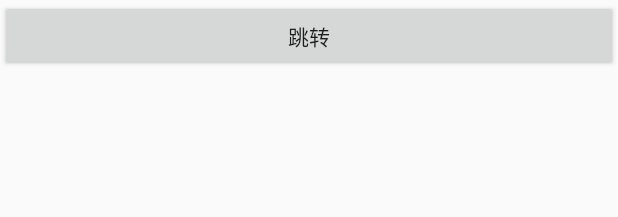
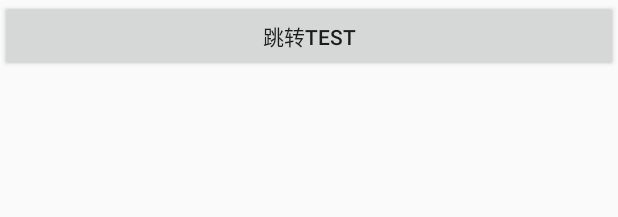
Before and after one commit to kongrui0414/CampusTradingPlatform, an Android app: the layout activity_main.xml on its own in the app's theme, with its tools: preview values and no code run, on a phone screen of 412 x 824 dp. Shown: the top 217 px of the screen. Run offline under Robolectric (Android 15) with nearby library versions, the phone set to English and light mode, and no system bars.

Commit message:
test:更改button

```diff
--- a/app/src/main/res/layout/activity_main.xml
+++ b/app/src/main/res/layout/activity_main.xml
@@ -10,7 +10,7 @@
     <Button
         android:layout_width="match_parent"
         android:layout_height="wrap_content"
-        android:text="跳转"
+        android:text="跳转test"
         />
 
     <FrameLayout
```
